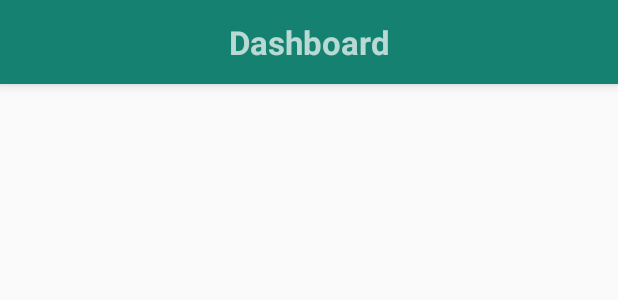
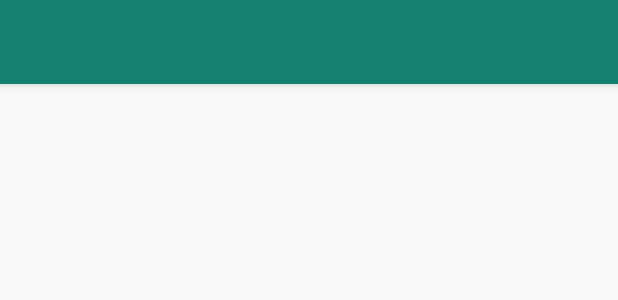
Before and after one commit to alexovits/tempr-android-app, an Android app: the layout toolbar.xml on its own in the app's theme, with its tools: preview values and no code run, on a phone screen of 412 x 824 dp. Shown: the top 300 px of the screen. Run offline under Robolectric (Android 15) with nearby library versions, the phone set to English and light mode, and no system bars; network calls fail.

```diff
--- a/app/src/main/java/edu/ubb/tempr/ui/login/LoginActivity.java
+++ b/app/src/main/java/edu/ubb/tempr/ui/login/LoginActivity.java
@@ -8,11 +8,9 @@ import javax.inject.Inject;
 
 import edu.ubb.tempr.R;
 import edu.ubb.tempr.component.TemprApplication;
-import edu.ubb.tempr.component.injection.AppComponent;
 import edu.ubb.tempr.ui.base.view.BaseActivity;
 import edu.ubb.tempr.util.NavigationIntentHelper;
 import edu.ubb.tempr.util.SessionHelper;
-import retrofit2.Retrofit;
 
 /**
  * A login screen that offers login via email/password.
--- a/app/src/main/java/edu/ubb/tempr/util/NavigationIntentHelper.java
+++ b/app/src/main/java/edu/ubb/tempr/util/NavigationIntentHelper.java
@@ -4,6 +4,7 @@ import android.content.Context;
 import android.content.Intent;
 
 import edu.ubb.tempr.ui.MainActivity;
+import edu.ubb.tempr.ui.login.LoginActivity;
 
 /**
  * Created by zsoltszabo on 7/2/17.
@@ -15,4 +16,9 @@ public class NavigationIntentHelper {
         Intent intent =  new Intent(context, MainActivity.class);
         context.startActivity(intent);
     }
+
+    public static void startLoginView(Context context){
+        Intent intent =  new Intent(context, LoginActivity.class);
+        context.startActivity(intent);
+    }
 }
--- a/app/src/main/res/layout/toolbar.xml
+++ b/app/src/main/res/layout/toolbar.xml
@@ -15,10 +15,12 @@
     <TextView
         android:layout_width="wrap_content"
         android:layout_height="wrap_content"
-        android:text="Dashboard"
+        android:text=""
         android:layout_gravity="center"
-        android:textSize="22dp"
+        android:textSize="20dp"
         android:textStyle="bold"
+        android:textColor="@color/canvas"
+        android:letterSpacing="0"
         android:id="@+id/toolbar_title"
         />
 
```
Also changed, not shown: app/src/main/java/edu/ubb/tempr/ui/MainActivity.java (+23 -48 lines), app/src/main/res/layout/activity_main_view.xml (+0 -11 lines), app/src/main/res/layout/fragment_dashboard.xml (+6 -10 lines).
